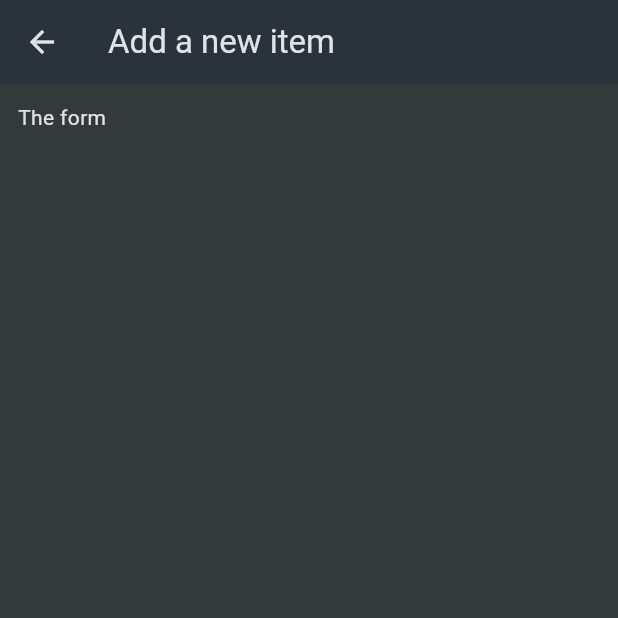
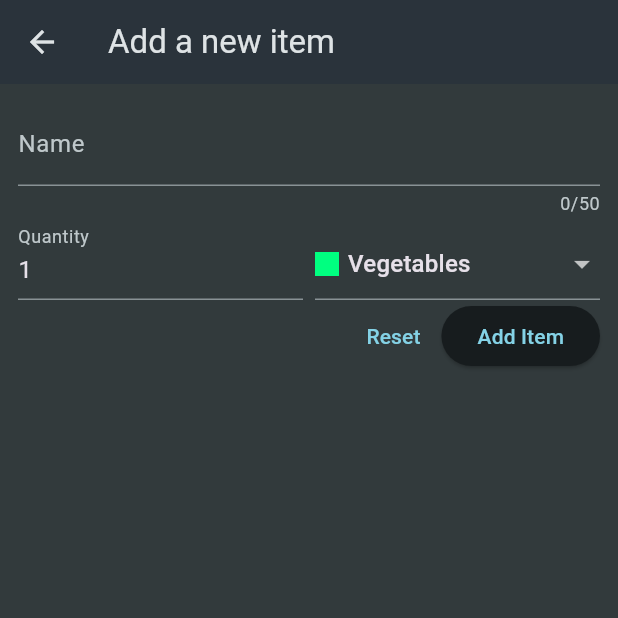
Before and after one commit to marcodomenicano/shopping_list, a Flutter app: the screen it shows after launch, after a tap on the "add" icon, on a phone screen of 412 x 824 dp, the top half of it. Run offline on Flutter 3.47's test engine with Material 3 defaults, Android fonts, the phone set to English and light mode, and no system bars.

Commit message:
Finish section11

```diff
--- a/lib/main.dart
+++ b/lib/main.dart
@@ -13,8 +13,7 @@ class MyApp extends StatelessWidget {
   Widget build(BuildContext context) {
     return MaterialApp(
         title: 'Flutter Groceries',
-        theme: ThemeData.dark().copyWith(
-          useMaterial3: true,
+        theme: ThemeData.dark(useMaterial3: true).copyWith(
           colorScheme: ColorScheme.fromSeed(
             seedColor: const Color.fromARGB(255, 147, 229, 250),
             brightness: Brightness.dark,
--- a/lib/widgets/grocery_list.dart
+++ b/lib/widgets/grocery_list.dart
@@ -1,6 +1,6 @@
 import 'package:flutter/material.dart';
 
-import 'package:shopping_list/data/dummy_items.dart';
+import 'package:shopping_list/models/grocery_item.dart';
 import 'package:shopping_list/widgets/new_item.dart';
 
 class GroceryList extends StatefulWidget {
@@ -11,35 +11,60 @@ class GroceryList extends StatefulWidget {
 }
 
 class _GroceryListState extends State<GroceryList> {
-  void _addItem() {
-    Navigator.of(context).push(
+  final List<GroceryItem> _groceryItems = [];
+  void _addItem() async {
+    final newItem = await Navigator.of(context).push<GroceryItem>(
       MaterialPageRoute(
         builder: (ctx) => const NewItem(),
       ),
     );
+    if (newItem == null) {
+      return;
+    }
+    setState(() {
+      _groceryItems.add(newItem);
+    });
+  }
+
+  void _removeItem(GroceryItem item) {
+    setState(() {
+      _groceryItems.remove(item);
+    });
   }
 
   @override
   Widget build(BuildContext context) {
+    Widget content = Center(
+      child: Text(' No items added yet.'),
+    );
+    if (_groceryItems.isNotEmpty) {
+      content = ListView.builder(
+        itemCount: _groceryItems.length,
+        itemBuilder: (ctx, index) => Dismissible(
+          onDismissed: (direction) {
+            _removeItem(_groceryItems[index]);
+          },
+          key: ValueKey(_groceryItems[index].id),
+          child: ListTile(
+            title: Text(_groceryItems[index].name),
+            leading: Container(
+              width: 24,
+              height: 24,
+              color: _groceryItems[index].category.color,
+            ),
+            trailing: Text(
+              _groceryItems[index].quantity.toString(),
+            ),
+          ),
+        ),
+      );
+    }
     return Scaffold(
       appBar: AppBar(
         title: const Text('Your Groceries'),
         actions: [IconButton(onPressed: _addItem, icon: const Icon(Icons.add))],
       ),
-      body: ListView.builder(
-        itemCount: groceryItems.length,
-        itemBuilder: (ctx, index) => ListTile(
-          title: Text(groceryItems[index].name),
-          leading: Container(
-            width: 24,
-            height: 24,
-            color: groceryItems[index].category.color,
-          ),
-          trailing: Text(
-            groceryItems[index].quantity.toString(),
-          ),
-        ),
-      ),
+      body: content,
     );
   }
 }
--- a/lib/widgets/new_item.dart
+++ b/lib/widgets/new_item.dart
@@ -1,4 +1,7 @@
 import 'package:flutter/material.dart';
+import 'package:shopping_list/data/categories.dart';
+import 'package:shopping_list/models/category.dart';
+import 'package:shopping_list/models/grocery_item.dart';
 
 class NewItem extends StatefulWidget {
   const NewItem({super.key});
@@ -10,6 +13,22 @@ class NewItem extends StatefulWidget {
 }
 
 class _NewItemState extends State<NewItem> {
+  final _formKey = GlobalKey<FormState>();
+  var _enteredName = '';
+  var _enteredQuantity = 1;
+  var _selectedCategory = categories[Categories.vegetables]!;
+
+  void _saveItem() {
+    if (_formKey.currentState!.validate()) {
+      _formKey.currentState!.save();
+      Navigator.of(context).pop(GroceryItem(
+          id: DateTime.now().toString(),
+          name: _enteredName,
+          quantity: _enteredQuantity,
+          category: _selectedCategory));
+    }
+  }
+
   @override
   Widget build(BuildContext context) {
     return Scaffold(
@@ -17,8 +36,104 @@ class _NewItemState extends State<NewItem> {
         title: const Text('Add a new item'),
       ),
       body: Padding(
-        padding: EdgeInsets.all(12),
-        child: Text('The form'),
+        padding: const EdgeInsets.all(12),
+        child: Form(
+          key: _formKey,
+          child: Column(
+            children: [
+              TextFormField(
+                maxLength: 50,
+                decoration: const InputDecoration(
+                  label: Text('Name'),
+                ),
+                validator: (value) {
+                  if (value == null ||
+                      value.isEmpty ||
+                      value.trim().length <= 1 ||
+                      value.trim().length >= 50) {
+                    return 'Must be between 1 and 50 characters.';
+                  }
+                  return null;
+                },
+                onSaved: (newValue) {
+                  _enteredName = newValue!;
+                },
+              ), //instead of TextField()
+              Row(
+                crossAxisAlignment: CrossAxisAlignment.end,
+                children: [
+                  Expanded(
+                    child: TextFormField(
+                      decoration:
+                          const InputDecoration(label: Text('Quantity')),
+                      initialValue: '1',
+                      keyboardType: TextInputType.number,
+                      validator: (value) {
+                        if (value == null ||
+                            value.isEmpty ||
+                            int.tryParse(value) == null ||
+                            int.tryParse(value)! <= 0) {
+                          return 'Must be a valid, positive number';
+                        }
+                        return null;
+                      },
+                      onSaved: (newValue) {
+                        _enteredQuantity = int.parse(newValue!);
+                      },
+                    ),
+                  ),
+                  const SizedBox(
+                    width: 8,
+                  ),
+                  Expanded(
+                    child: DropdownButtonFormField(
+                        value: _selectedCategory,
+                        items: [
+                          for (final category in categories.entries)
+                            DropdownMenuItem(
+                              value: category.value,
+                              child: Row(
+                                children: [
+                                  Container(
+                                    width: 16,
+                                    height: 16,
+                                    color: category.value.color,
+                                  ),
+                                  const SizedBox(
+                                    width: 6,
+                                  ),
+                                  Text(category.value.title),
+                                ],
+                              ),
+                            ),
+                        ],
+                        onChanged: ((value) {
+                          setState(() {
+                            _selectedCategory = value!;
+                          });
+                        })),
+                  ),
+                ],
+              ),
+              const SizedBox(),
+              Row(
+                mainAxisAlignment: MainAxisAlignment.end,
+                children: [
+                  TextButton(
+                    onPressed: () {
+                      _formKey.currentState!.reset();
+                    },
+                    child: const Text('Reset'),
+                  ),
+                  ElevatedButton(
+                    onPressed: _saveItem,
+                    child: const Text('Add Item'),
+                  )
+                ],
+              )
+            ],
+          ),
+        ),
       ),
     );
   }
--- a/pubspec.yaml
+++ b/pubspec.yaml
@@ -35,6 +35,7 @@ dependencies:
   # The following adds the Cupertino Icons font to your application.
   # Use with the CupertinoIcons class for iOS style icons.
   cupertino_icons: ^1.0.2
+  http: ^1.1.2
 
 dev_dependencies:
   flutter_test:
@@ -45,7 +46,7 @@ dev_dependencies:
   # activated in the `analysis_options.yaml` file located at the root of your
   # package. See that file for information about deactivating specific lint
   # rules and activating additional ones.
-  flutter_lints: ^2.0.0
+  flutter_lints: ^3.0.0
 
 # For information on the generic Dart part of this file, see the
 # following page: https://dart.dev/tools/pub/pubspec
```
Also changed, not shown: lib/data/dummy_items.dart (deleted, +0 -21 lines), pubspec.lock.
